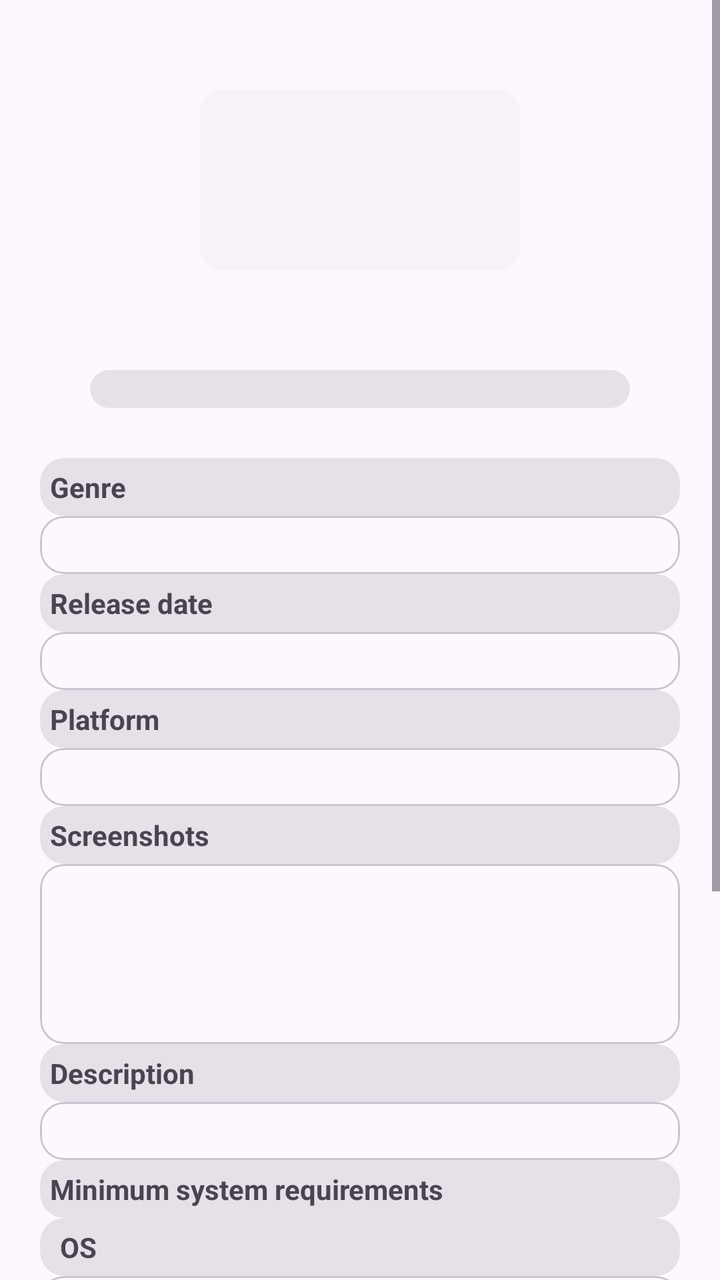
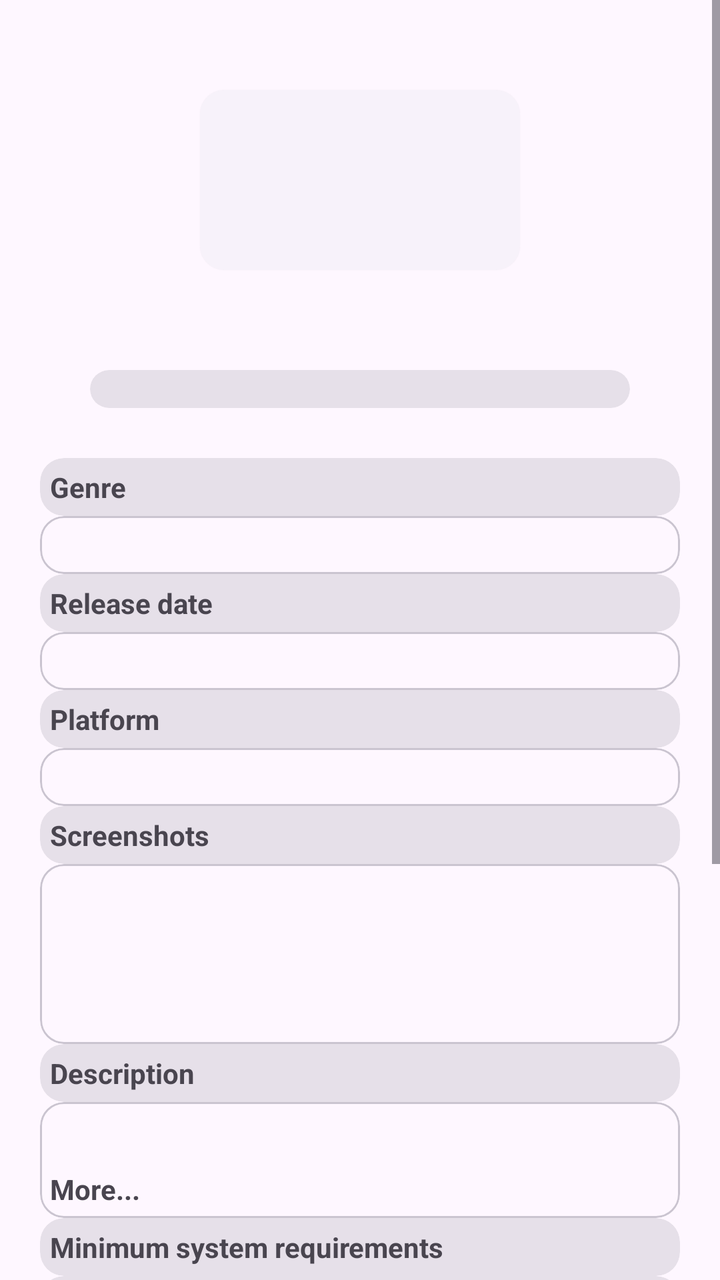

Before-and-after screenshots of an Android layout around one commit, followed by the original layout XML and the change that was made.
<!-- AndroidManifest.xml: application theme Theme.App3 -->
<!-- res/layout/activity_game.xml -->
<?xml version="1.0" encoding="utf-8"?>
<androidx.constraintlayout.widget.ConstraintLayout xmlns:android="http://schemas.android.com/apk/res/android"
    xmlns:app="http://schemas.android.com/apk/res-auto"
    xmlns:tools="http://schemas.android.com/tools"
    android:id="@+id/main"
    android:layout_width="match_parent"
    android:layout_height="match_parent"
    tools:context=".GameActivity">

    <ScrollView
        android:layout_width="match_parent"
        android:layout_height="wrap_content">

        <LinearLayout
            android:layout_width="match_parent"
            android:layout_height="match_parent"
            android:orientation="vertical"
            android:padding="20dp">

            <com.google.android.material.card.MaterialCardView
                android:layout_width="wrap_content"
                android:layout_height="wrap_content"
                style="@style/Widget.Material3.CardView.Elevated"
                android:layout_gravity="center"
                android:layout_margin="25dp">

                    <ImageView
                        android:id="@+id/thumbnail"
                        android:layout_width="160dp"
                        android:layout_height="90dp"/>

            </com.google.android.material.card.MaterialCardView>

            <com.google.android.material.card.MaterialCardView
                android:layout_width="match_parent"
                android:layout_height="wrap_content"
                style="@style/Widget.Material3.CardView.Filled"
                android:layout_margin="25dp">

                <TextView
                    android:id="@+id/title"
                    android:layout_width="match_parent"
                    android:layout_height="wrap_content"
                    android:textStyle="bold"
                    android:textAlignment="center"/>

            </com.google.android.material.card.MaterialCardView>

            <com.google.android.material.card.MaterialCardView
                android:layout_width="match_parent"
                android:layout_height="wrap_content"
                style="@style/Widget.Material3.CardView.Filled">

                    <TextView
                        android:layout_width="match_parent"
                        android:layout_height="wrap_content"
                        android:text="Genre"
                        android:textStyle="bold"
                        android:padding="5dp"/>

            </com.google.android.material.card.MaterialCardView>

            <com.google.android.material.card.MaterialCardView
                android:layout_width="match_parent"
                android:layout_height="wrap_content"
                style="@style/Widget.Material3.CardView.Outlined">

                <TextView
                    android:id="@+id/genre"
                    android:layout_width="match_parent"
                    android:layout_height="wrap_content"
                    android:padding="5dp"/>

            </com.google.android.material.card.MaterialCardView>

            <com.google.android.material.card.MaterialCardView
                android:layout_width="match_parent"
                android:layout_height="wrap_content"
                style="@style/Widget.Material3.CardView.Filled">

                <TextView
                    android:layout_width="match_parent"
                    android:layout_height="wrap_content"
                    android:text="Release date"
                    android:textStyle="bold"
                    android:padding="5dp"/>

            </com.google.android.material.card.MaterialCardView>

            <com.google.android.material.card.MaterialCardView
                android:layout_width="match_parent"
                android:layout_height="wrap_content"
                style="@style/Widget.Material3.CardView.Outlined">

                <TextView
                    android:id="@+id/release_date"
                    android:layout_width="match_parent"
                    android:layout_height="wrap_content"
                    android:padding="5dp"/>

            </com.google.android.material.card.MaterialCardView>

            <com.google.android.material.card.MaterialCardView
                android:layout_width="match_parent"
                android:layout_height="wrap_content"
                style="@style/Widget.Material3.CardView.Filled">

                <TextView
                    android:layout_width="match_parent"
                    android:layout_height="wrap_content"
                    android:text="Platform"
                    android:textStyle="bold"
                    android:padding="5dp"/>

            </com.google.android.material.card.MaterialCardView>

            <com.google.android.material.card.MaterialCardView
                android:layout_width="match_parent"
                android:layout_height="wrap_content"
                style="@style/Widget.Material3.CardView.Outlined">

                <TextView
                    android:id="@+id/platform"
                    android:layout_width="match_parent"
                    android:layout_height="wrap_content"
                    android:padding="5dp"/>

            </com.google.android.material.card.MaterialCardView>

            <com.google.android.material.card.MaterialCardView
                android:layout_width="match_parent"
                android:layout_height="wrap_content"
                style="@style/Widget.Material3.CardView.Filled">

                <TextView
                    android:layout_width="match_parent"
                    android:layout_height="wrap_content"
                    android:text="Screenshots"
                    android:textStyle="bold"
                    android:padding="5dp"/>

            </com.google.android.material.card.MaterialCardView>

            <com.google.android.material.card.MaterialCardView
                android:layout_width="match_parent"
                android:layout_height="wrap_content"
                style="@style/Widget.Material3.CardView.Outlined">

                <androidx.recyclerview.widget.RecyclerView
                    android:id="@+id/recycler"
                    android:layout_width="match_parent"
                    android:layout_height="90dp"
                    app:layoutManager="androidx.recyclerview.widget.LinearLayoutManager"
                    android:orientation="horizontal"/>

            </com.google.android.material.card.MaterialCardView>

            <com.google.android.material.card.MaterialCardView
                android:layout_width="match_parent"
                android:layout_height="wrap_content"
                style="@style/Widget.Material3.CardView.Filled">

                <TextView
                    android:layout_width="match_parent"
                    android:layout_height="wrap_content"
                    android:text="Description"
                    android:textStyle="bold"
                    android:padding="5dp"/>

            </com.google.android.material.card.MaterialCardView>

            <com.google.android.material.card.MaterialCardView
                android:layout_width="match_parent"
                android:layout_height="wrap_content"
                style="@style/Widget.Material3.CardView.Outlined">

                <TextView
                    android:id="@+id/description"
                    android:layout_width="match_parent"
                    android:layout_height="wrap_content"
                    android:padding="5dp"/>

            </com.google.android.material.card.MaterialCardView>

            <com.google.android.material.card.MaterialCardView
                android:layout_width="match_parent"
                android:layout_height="wrap_content"
                style="@style/Widget.Material3.CardView.Filled">

                <TextView
                    android:layout_width="match_parent"
                    android:layout_height="wrap_content"
                    android:text="Minimum system requirements"
                    android:textStyle="bold"
                    android:padding="5dp"/>

            </com.google.android.material.card.MaterialCardView>

            <com.google.android.material.card.MaterialCardView
                android:layout_width="match_parent"
                android:layout_height="wrap_content"
                style="@style/Widget.Material3.CardView.Filled">

                <TextView
                    android:layout_width="match_parent"
                    android:layout_height="wrap_content"
                    android:text="OS"
                    android:textStyle="bold"
                    android:padding="5dp"
                    android:layout_marginStart="5dp"/>

            </com.google.android.material.card.MaterialCardView>

            <com.google.android.material.card.MaterialCardView
                android:layout_width="match_parent"
                android:layout_height="wrap_content"
                style="@style/Widget.Material3.CardView.Outlined">

                <TextView
                    android:id="@+id/os"
                    android:layout_width="match_parent"
                    android:layout_height="wrap_content"
                    android:padding="5dp"
                    android:layout_marginStart="5dp"/>

            </com.google.android.material.card.MaterialCardView>

            <com.google.android.material.card.MaterialCardView
                android:layout_width="match_parent"
                android:layout_height="wrap_content"
                style="@style/Widget.Material3.CardView.Filled">

                <TextView
                    android:layout_width="match_parent"
                    android:layout_height="wrap_content"
                    android:text="Processor"
                    android:textStyle="bold"
                    android:padding="5dp"
                    android:layout_marginStart="5dp"/>

            </com.google.android.material.card.MaterialCardView>

            <com.google.android.material.card.MaterialCardView
                android:layout_width="match_parent"
                android:layout_height="wrap_content"
                style="@style/Widget.Material3.CardView.Outlined">

                <TextView
                    android:id="@+id/processor"
                    android:layout_width="match_parent"
                    android:layout_height="wrap_content"
                    android:padding="5dp"
                    android:layout_marginStart="5dp"/>

            </com.google.android.material.card.MaterialCardView>

            <com.google.android.material.card.MaterialCardView
                android:layout_width="match_parent"
                android:layout_height="wrap_content"
                style="@style/Widget.Material3.CardView.Filled">

                <TextView
                    android:layout_width="match_parent"
                    android:layout_height="wrap_content"
                    android:text="Memory"
                    android:textStyle="bold"
                    android:padding="5dp"
                    android:layout_marginStart="5dp"/>

            </com.google.android.material.card.MaterialCardView>

            <com.google.android.material.card.MaterialCardView
                android:layout_width="match_parent"
                android:layout_height="wrap_content"
                style="@style/Widget.Material3.CardView.Outlined">

                <TextView
                    android:id="@+id/memory"
                    android:layout_width="match_parent"
                    android:layout_height="wrap_content"
                    android:padding="5dp"
                    android:layout_marginStart="5dp"/>

            </com.google.android.material.card.MaterialCardView>

            <com.google.android.material.card.MaterialCardView
                android:layout_width="match_parent"
                android:layout_height="wrap_content"
                style="@style/Widget.Material3.CardView.Filled">

                <TextView
                    android:layout_width="match_parent"
                    android:layout_height="wrap_content"
                    android:text="Graphics"
                    android:textStyle="bold"
                    android:padding="5dp"
                    android:layout_marginStart="5dp"/>

            </com.google.android.material.card.MaterialCardView>

            <com.google.android.material.card.MaterialCardView
                android:layout_width="match_parent"
                android:layout_height="wrap_content"
                style="@style/Widget.Material3.CardView.Outlined">

                <TextView
                    android:id="@+id/graphics"
                    android:layout_width="match_parent"
                    android:layout_height="wrap_content"
                    android:padding="5dp"
                    android:layout_marginStart="5dp"/>

            </com.google.android.material.card.MaterialCardView>

            <com.google.android.material.card.MaterialCardView
                android:layout_width="match_parent"
                android:layout_height="wrap_content"
                style="@style/Widget.Material3.CardView.Filled">

                <TextView
                    android:layout_width="match_parent"
                    android:layout_height="wrap_content"
                    android:text="Storage"
                    android:textStyle="bold"
                    android:padding="5dp"
                    android:layout_marginStart="5dp"/>

            </com.google.android.material.card.MaterialCardView>

            <com.google.android.material.card.MaterialCardView
                android:layout_width="match_parent"
                android:layout_height="wrap_content"
                style="@style/Widget.Material3.CardView.Outlined">

                <TextView
                    android:id="@+id/storage"
                    android:layout_width="match_parent"
                    android:layout_height="wrap_content"
                    android:padding="5dp"
                    android:layout_marginStart="5dp"/>

            </com.google.android.material.card.MaterialCardView>

        </LinearLayout>

    </ScrollView>

</androidx.constraintlayout.widget.ConstraintLayout>
<!-- resources referenced by this layout -->
<resources>
  <style name="Theme.App3" parent="Base.Theme.App3" />
  <style name="Base.Theme.App3" parent="Theme.Material3.DayNight">
          
          
      </style>
</resources>

<!-- the commit's change to res/layout/activity_game.xml (unified diff, before → after) -->
@@ -167,18 +167,36 @@
                     android:textStyle="bold"
                     android:padding="5dp"/>
 
-            </com.google.android.material.card.MaterialCardView>
-
-            <com.google.android.material.card.MaterialCardView
-                android:layout_width="match_parent"
-                android:layout_height="wrap_content"
-                style="@style/Widget.Material3.CardView.Outlined">
-
-                <TextView
-                    android:id="@+id/description"
-                    android:layout_width="match_parent"
-                    android:layout_height="wrap_content"
-                    android:padding="5dp"/>
+
+            </com.google.android.material.card.MaterialCardView>
+
+            <com.google.android.material.card.MaterialCardView
+                android:layout_width="match_parent"
+                android:layout_height="wrap_content"
+                style="@style/Widget.Material3.CardView.Outlined">
+
+                <LinearLayout
+                    android:layout_width="match_parent"
+                    android:layout_height="wrap_content"
+                    android:orientation="vertical">
+
+                    <TextView
+                        android:id="@+id/description"
+                        android:layout_width="match_parent"
+                        android:layout_height="wrap_content"
+                        android:padding="5dp"
+                        android:ellipsize="end"
+                        android:maxLines="5"/>
+
+                    <TextView
+                        android:id="@+id/more"
+                        android:layout_width="wrap_content"
+                        android:layout_height="wrap_content"
+                        android:padding="5dp"
+                        android:text="More..."
+                        android:textStyle="bold"/>
+
+                </LinearLayout>
 
             </com.google.android.material.card.MaterialCardView>
 
